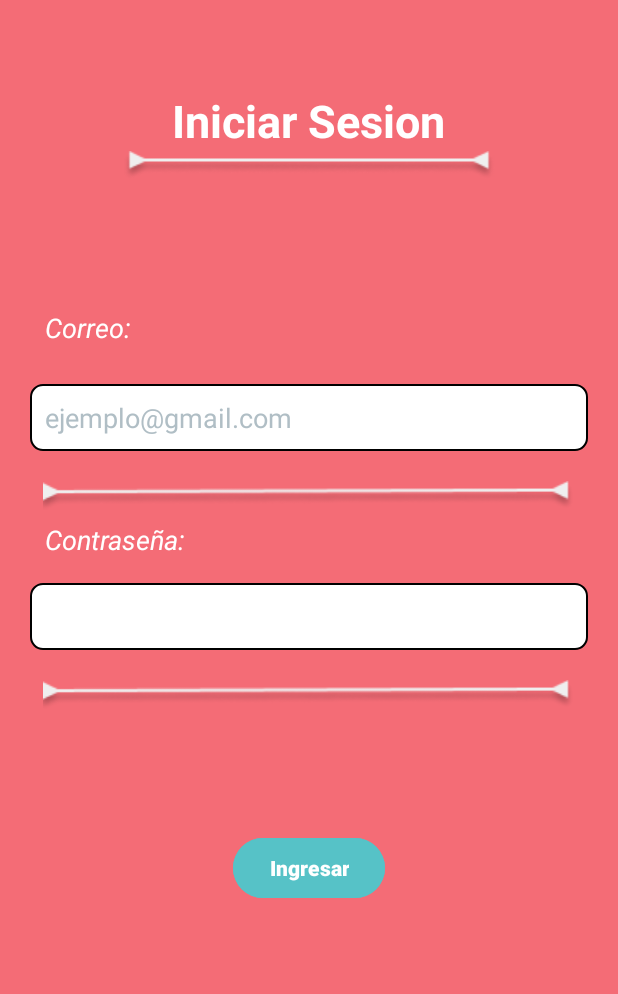
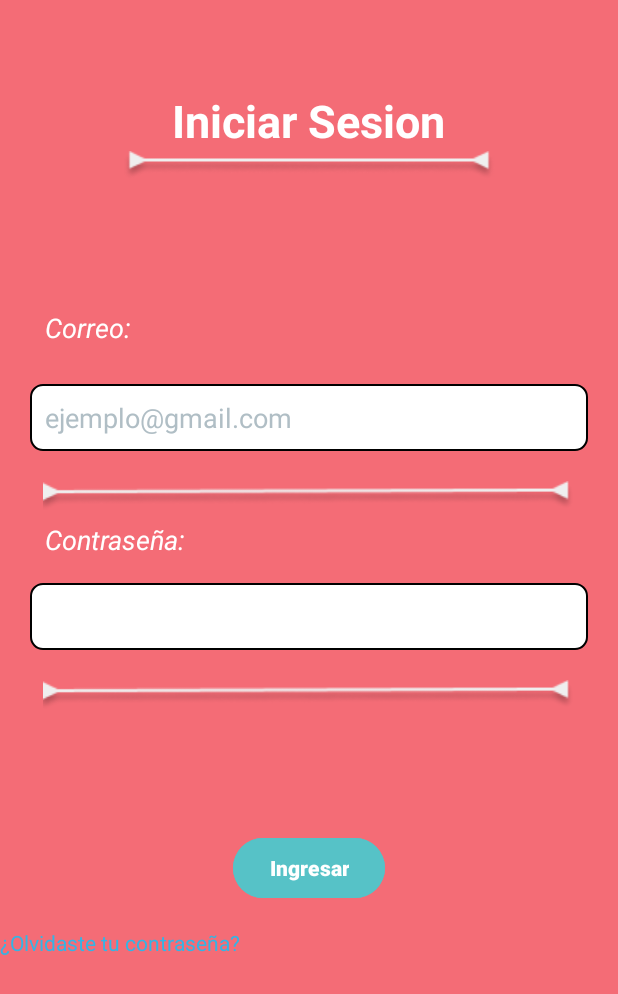
Before and after one commit to aracely-campa/Equipo1_proyectoFinal, an Android app: the Activity_Login screen opened directly, with no data from a screen before it, on a phone screen of 412 x 824 dp. Shown: the top 994 px of the screen. Run offline under Robolectric (Android 15) with nearby library versions, the phone set to English and light mode, and no system bars; our stand-ins replace Firebase (no records; nobody signed in at launch, a user with empty details on screens opened directly).

Commit message:
Se hizo el recuperar contraseña

```diff
--- a/Fianzas_Personales/app/src/main/AndroidManifest.xml
+++ b/Fianzas_Personales/app/src/main/AndroidManifest.xml
@@ -1,6 +1,7 @@
 <?xml version="1.0" encoding="utf-8"?>
 <manifest xmlns:android="http://schemas.android.com/apk/res/android"
     xmlns:tools="http://schemas.android.com/tools">
+
     <application
         android:allowBackup="true"
         android:dataExtractionRules="@xml/data_extraction_rules"
@@ -11,6 +12,9 @@
         android:supportsRtl="true"
         android:theme="@style/Theme.Fianzas_Personales"
         tools:targetApi="31">
+        <activity
+            android:name=".ActivityRecuperarContrasena"
+            android:exported="false" />
         <activity
             android:name=".ActivityInicio"
             android:exported="false" />
@@ -37,8 +41,10 @@
             android:exported="true">
             <intent-filter>
                 <action android:name="android.intent.action.MAIN" />
+
                 <category android:name="android.intent.category.LAUNCHER" />
             </intent-filter>
         </activity>
     </application>
+
 </manifest>
--- a/Fianzas_Personales/app/src/main/java/campa/aracely/fianzas_personales/Activity_Login.kt
+++ b/Fianzas_Personales/app/src/main/java/campa/aracely/fianzas_personales/Activity_Login.kt
@@ -7,6 +7,7 @@ import android.text.TextWatcher
 import android.util.Patterns
 import android.widget.Button
 import android.widget.EditText
+import android.widget.TextView
 import android.widget.Toast
 import androidx.activity.enableEdgeToEdge
 import androidx.appcompat.app.AppCompatActivity
@@ -19,7 +20,7 @@ class Activity_Login : AppCompatActivity() {
     private lateinit var etClave: EditText
     private lateinit var btnIniciarSesion: Button
     private lateinit var auth: FirebaseAuth
-
+    private lateinit var tvOlvidasteContrasena: TextView
     override fun onCreate(savedInstanceState: Bundle?) {
         super.onCreate(savedInstanceState)
         setContentView(R.layout.activity_login)
@@ -34,6 +35,11 @@ class Activity_Login : AppCompatActivity() {
         btnIniciarSesion.setOnClickListener {
             manejarInicioSesion()
         }
+
+        tvOlvidasteContrasena.setOnClickListener {
+            val intent = Intent(this, ActivityRecuperarContrasena::class.java)
+            startActivity(intent)
+        }
     }
 
     private fun configurarBordesVentana() {
@@ -45,6 +51,7 @@ class Activity_Login : AppCompatActivity() {
     }
 
     private fun inicializarVistas() {
+        tvOlvidasteContrasena = findViewById(R.id.tv_olvidaste_contrasena)
         etCorreo = findViewById(R.id.et_correo)
         etClave = findViewById(R.id.et_clave)
         btnIniciarSesion = findViewById(R.id.btn_iniciarSesion)
--- a/Fianzas_Personales/app/src/main/res/layout/activity_login.xml
+++ b/Fianzas_Personales/app/src/main/res/layout/activity_login.xml
@@ -112,6 +112,16 @@
         android:textStyle="bold" />
 
 
+    <TextView
+        android:id="@+id/tv_olvidaste_contrasena"
+        android:layout_width="wrap_content"
+        android:layout_height="wrap_content"
+        android:text="¿Olvidaste tu contraseña?"
+        android:layout_below="@id/btn_iniciarSesion"
+        android:layout_marginTop="16dp"
+        android:textColor="@android:color/holo_blue_light"
+        android:clickable="true"
+        android:focusable="true" />
 
 
 
```
Also changed, not shown: Fianzas_Personales/app/src/main/java/campa/aracely/fianzas_personales/ActivityRecuperarContrasena.kt (added, +85 -0 lines), Fianzas_Personales/app/src/main/res/layout/activity_recuperar_contrasena.xml (added, +22 -0 lines).
